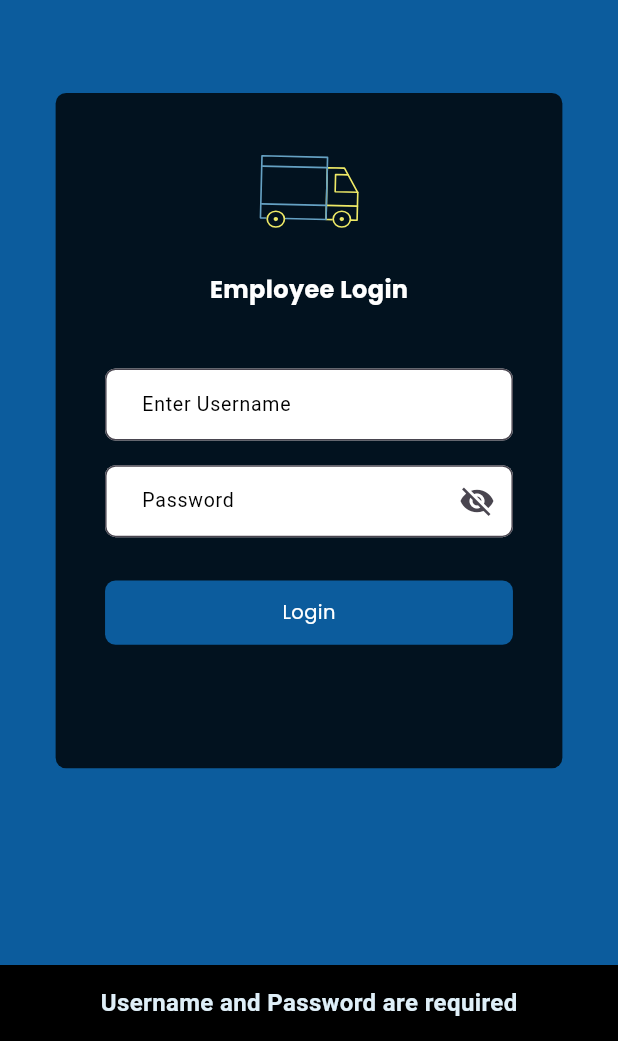
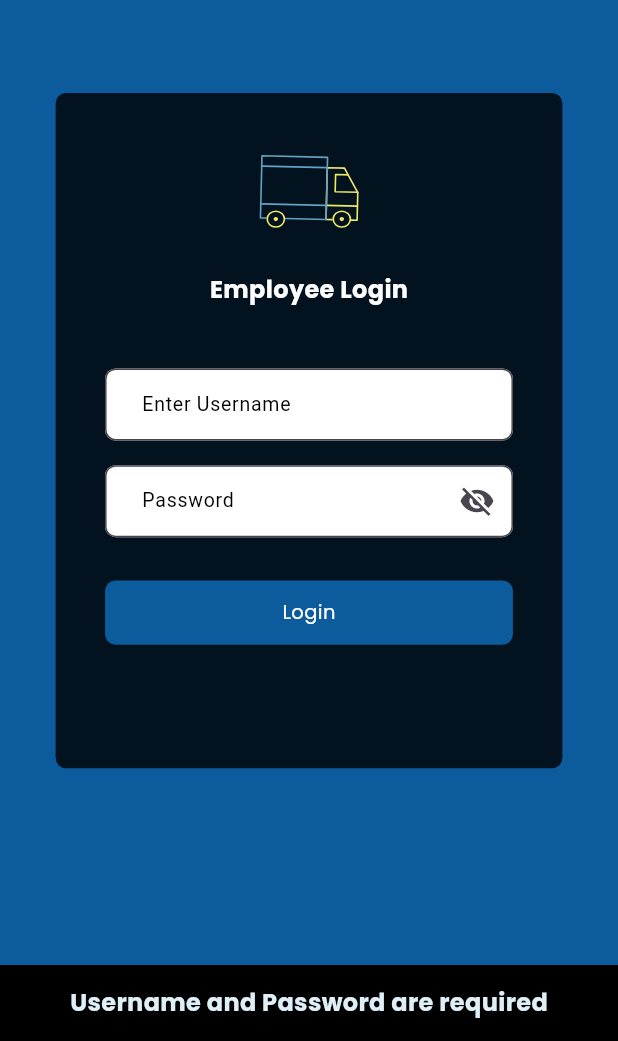
Before and after one commit to fathimanasrinvk/jeyem_express, a Flutter app: the EmpLoginScreen screen opened directly, after a tap on "Login", on a phone screen of 412 x 824 dp, the part 195-1236 px from its top. Run offline on Flutter 3.47's test engine with Material 3 defaults, Android fonts, the phone set to English and light mode, and no system bars; our stand-ins replace another_flushbar, google_fonts, lottie, shared_preferences; accounts and stored records are empty; network calls fail; Roboto replaces fonts that are missing (Rakkas).

Commit message:
lr search screen

```diff
--- a/lib/core/constants/text_styles.dart
+++ b/lib/core/constants/text_styles.dart
@@ -60,7 +60,7 @@ class GLTextStyles {
   }
 
   static snackbartxt({double? size, FontWeight? weight, Color? color}) {
-    return GoogleFonts.rakkas(
+    return GoogleFonts.poppins(
       fontSize: size ?? 16,
       fontWeight: weight ?? FontWeight.bold,
       color: color ?? ColorTheme.black,
--- a/lib/presentation/lr_search_screen/view/lr_search_screen.dart
+++ b/lib/presentation/lr_search_screen/view/lr_search_screen.dart
@@ -224,7 +224,7 @@ class LrSearchScreen extends StatelessWidget {
                                   TextSpan(
                                       text: 'LR NUMBER  :   ',
                                       style: GLTextStyles.poppins(
-                                          size: 16, color: ColorTheme. black)),
+                                          size: 14, color: ColorTheme. black)),
                                   TextSpan(
                                       text: controller
                                               .detailsModel.booking?.lrNumber ??
--- a/lib/presentation/lr_search_screen/widgets/party_detail_card.dart
+++ b/lib/presentation/lr_search_screen/widgets/party_detail_card.dart
@@ -29,7 +29,7 @@ class PartyDetailsCard extends StatelessWidget {
                 Icon(Icons.location_on_outlined, size: size.height * 0.025),
                 SizedBox(width: size.width * 0.05),
                 Expanded(
-                  child: Text(title, overflow: TextOverflow.ellipsis,  style:GLTextStyles.textformfieldhint(size: 16,weight: FontWeight.bold)),
+                  child: Text(title,   style:GLTextStyles.textformfieldhint(size: 16,weight: FontWeight.bold)),
                 ),
               ],
             ),
--- a/pubspec.yaml
+++ b/pubspec.yaml
@@ -16,7 +16,7 @@ publish_to: 'none' # Remove this line if you wish to publish to pub.dev
 # https://developer.apple.com/library/archive/documentation/General/Reference/InfoPlistKeyReference/Articles/CoreFoundationKeys.html
 # In Windows, build-name is used as the major, minor, and patch parts
 # of the product and file versions while build-number is used as the build suffix.
-version: 1.0.4+5
+version: 1.0.5+6
 
 environment:
   sdk: '>=3.4.4 <4.0.0'
```
Also changed, not shown: lib/presentation/lr_search_screen/widgets/booking_status_row.dart (+4 -3 lines).
